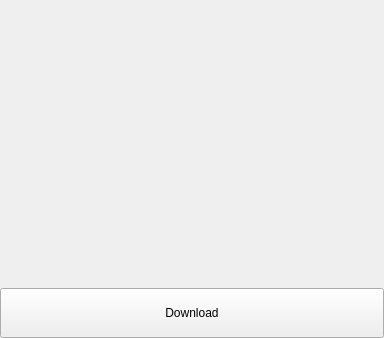
This is resources/ui/videoDownloadWidget.ui in devhotteok/TwitchLink as Qt 5 draws it before an edit. The edited form follows.
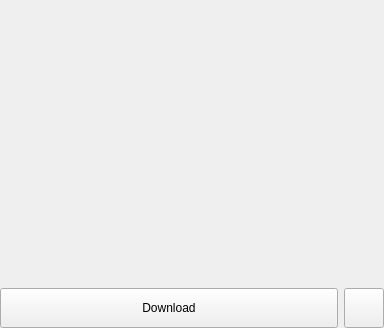
This is the edited form. Icons and pictures are not drawn.

```diff
--- a/resources/ui/videoDownloadWidget.ui
+++ b/resources/ui/videoDownloadWidget.ui
@@ -7,9 +7,14 @@
     <x>0</x>
     <y>0</y>
     <width>384</width>
-    <height>338</height>
+    <height>328</height>
    </rect>
   </property>
+  <property name="font">
+   <font>
+    <pointsize>9</pointsize>
+   </font>
+  </property>
   <property name="locale">
    <locale language="English" country="UnitedStates"/>
   </property>
@@ -51,16 +56,61 @@
     </widget>
    </item>
    <item>
+    <widget class="QWidget" name="buttonArea" native="true">
+     <layout class="QHBoxLayout" name="buttonAreaLayout">
+      <property name="leftMargin">
+       <number>0</number>
+      </property>
+      <property name="topMargin">
+       <number>0</number>
+      </property>
+      <property name="rightMargin">
+       <number>0</number>
+      </property>
+      <property name="bottomMargin">
+       <number>0</number>
+      </property>
+      <item>
     <widget class="QPushButton" name="downloadButton">
      <property name="minimumSize">
       <size>
        <width>0</width>
-       <height>50</height>
+          <height>40</height>
       </size>
      </property>
      <property name="text">
       <string>Download</string>
      </property>
+        <property name="icon">
+         <iconset>
+          <normaloff>../icons/download.svg</normaloff>../icons/download.svg</iconset>
+        </property>
+       </widget>
+      </item>
+      <item>
+       <widget class="QToolButton" name="instantDownloadButton">
+        <property name="sizePolicy">
+         <sizepolicy hsizetype="Fixed" vsizetype="Preferred">
+          <horstretch>0</horstretch>
+          <verstretch>0</verstretch>
+         </sizepolicy>
+        </property>
+        <property name="maximumSize">
+         <size>
+          <width>40</width>
+          <height>16777215</height>
+         </size>
+        </property>
+        <property name="toolTip">
+         <string>Instant Download (Downloads immediately with options previously used for this type.)</string>
+        </property>
+        <property name="icon">
+         <iconset>
+          <normaloff>../icons/instant_download.svg</normaloff>../icons/instant_download.svg</iconset>
+        </property>
+       </widget>
+      </item>
+     </layout>
     </widget>
    </item>
   </layout>
```
Lines whose indentation alone changed are shown as unchanged.
